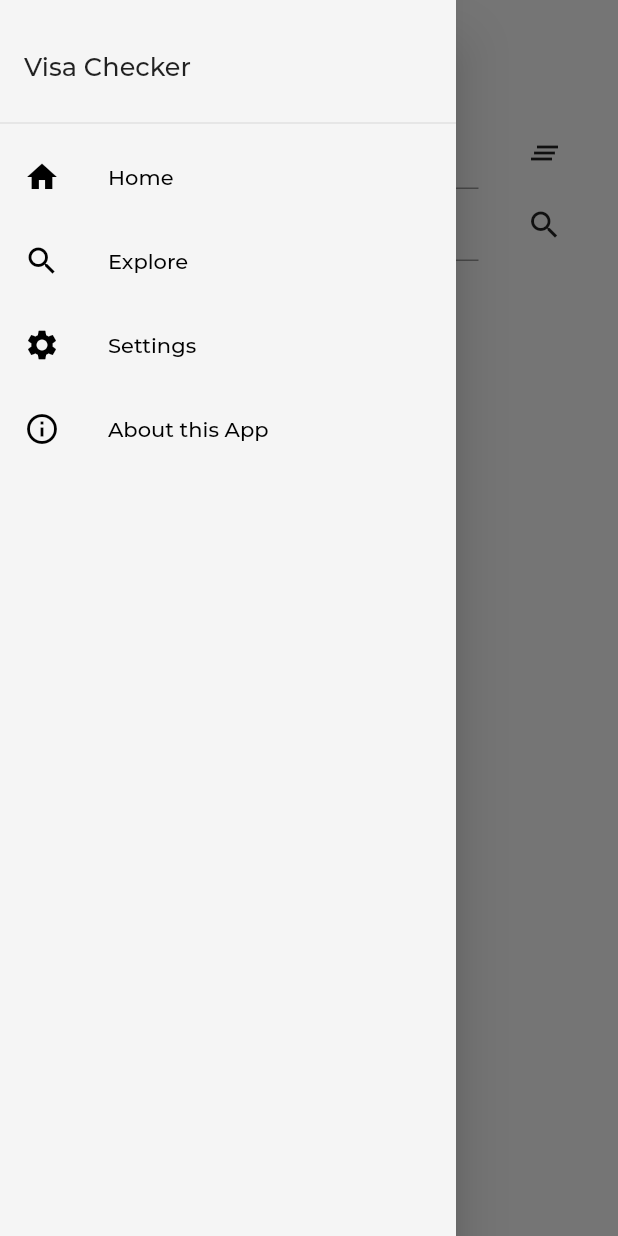
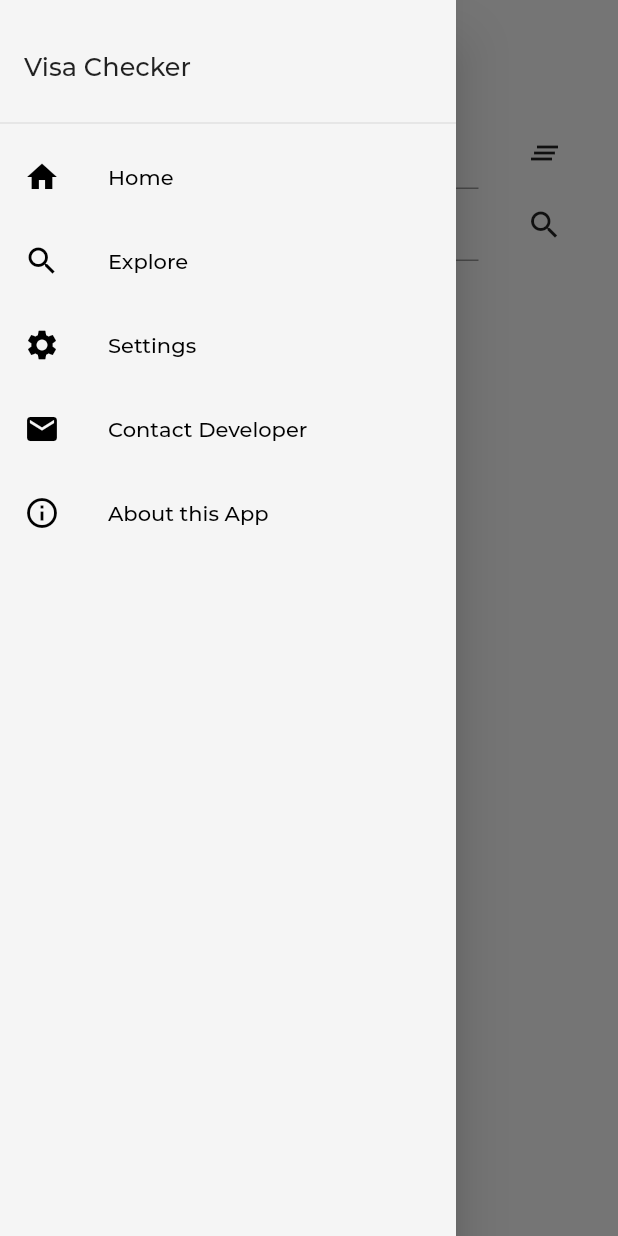
Before and after one commit to nickypangers/visachecker, a Flutter app: the SearchScreen screen opened by its route, with the side drawer open, on a phone screen of 412 x 824 dp. Run offline on Flutter 3.47's test engine with Material 2 defaults, Android fonts, the phone set to English and light mode, and no system bars; our stand-ins replace shared_preferences; missing offline and left inert: flutter_web_browser; accounts and stored records are empty; network calls fail; key blocks and very long unbroken strings in the code were emptied for the run.

Commit message:
added text fields in contact section

```diff
--- a/lib/drawer.dart
+++ b/lib/drawer.dart
@@ -1,5 +1,6 @@
 import 'package:flutter/material.dart';
-import 'friends.dart';
+import 'contact.dart';
+// import 'friends.dart';
 import 'main.dart';
 import 'search.dart';
 import 'settings.dart';
@@ -98,6 +99,23 @@ Widget drawer (BuildContext context) {
         ),
         ListTile(
           leading: Icon(
+            Icons.email,
+            color: Colors.black,
+          ),
+          title: Text(
+            "Contact Developer",
+            style: TextStyle(color: Colors.black),
+          ),
+          onTap: () {
+            Navigator.pushReplacement(
+                context,
+                PageRouteBuilder(
+                    pageBuilder: (context, animation1, animation2) =>
+                        ContactScreen()));
+          },
+        ),
+        ListTile(
+          leading: Icon(
             Icons.info_outline,
             color: Colors.black,
           ),
--- a/lib/friends.dart
+++ b/lib/friends.dart
@@ -11,7 +11,7 @@ class FriendsScreen extends StatefulWidget {
 }
 
 class _FriendsScreenState extends State<FriendsScreen> {
-  GlobalKey<ScaffoldState> _scaffoldKey = new GlobalKey<ScaffoldState>();
+  GlobalKey<ScaffoldState> _scaffoldKey =  GlobalKey<ScaffoldState>();
 
   TextEditingController _nameController = TextEditingController();
   TextEditingController _locController = TextEditingController();
--- a/lib/main.dart
+++ b/lib/main.dart
@@ -34,9 +34,9 @@ class _HomeScreen extends State<HomeScreen> {
   String visa_on_arrival = "";
   String visa_required = "";
 
-  final GlobalKey<ScaffoldState> _scaffoldKey = new GlobalKey<ScaffoldState>();
+  final GlobalKey<ScaffoldState> _scaffoldKey =  GlobalKey<ScaffoldState>();
 
-  TextEditingController _controller = new TextEditingController();
+  TextEditingController _controller =  TextEditingController();
 
   String cCode, cName;
 
--- a/lib/search.dart
+++ b/lib/search.dart
@@ -19,10 +19,10 @@ class _SearchScreen extends State<SearchScreen> {
   static String description;
   static Color resultColor;
 
-  final GlobalKey<ScaffoldState> _scaffoldKey = new GlobalKey<ScaffoldState>();
+  final GlobalKey<ScaffoldState> _scaffoldKey =  GlobalKey<ScaffoldState>();
 
-  TextEditingController _passportController = new TextEditingController();
-  TextEditingController _desController = new TextEditingController();
+  TextEditingController _passportController =  TextEditingController();
+  TextEditingController _desController =  TextEditingController();
 
   Future<void> _getDestinationCountry() async {
     SharedPreferences prefs = await SharedPreferences.getInstance();
--- a/lib/selectCountry.dart
+++ b/lib/selectCountry.dart
@@ -10,7 +10,7 @@ class SelectCountryScreen extends StatefulWidget {
 }
 
 class _SelectCountryScreenState extends State<SelectCountryScreen> {
-  final GlobalKey<ScaffoldState> _scaffoldKey = new GlobalKey<ScaffoldState>();
+  final GlobalKey<ScaffoldState> _scaffoldKey =  GlobalKey<ScaffoldState>();
 
   @override
   Widget build(BuildContext context) {
--- a/lib/services/CountryData.dart
+++ b/lib/services/CountryData.dart
@@ -269,11 +269,11 @@ Map<String, Map<String, String>> countryData = {
     "visa_required": "77",
     "url": "https://www.visa.go.kr/?LANG_TYPE=EN",
   },
-  "NZ":{ // New Zealand
+  "NZ":{ //  Zealand
     "visa_free": "72",
     "visa_on_arrival": "49",
     "visa_required": "77",
-    "url": "https://www.immigration.govt.nz/new-zealand-visas/apply-for-a-visa",
+    "url": "https://www.immigration.govt.nz/-zealand-visas/apply-for-a-visa",
   },
   "MY":{ // Malaysia
     "visa_free": "78",
@@ -671,7 +671,7 @@ Map<String, Map<String, String>> countryData = {
     "visa_required": "120",
     "url": "http://www.consular.go.th/main/th/other/7393",
   },
-  "PG":{ // Papua New Guinea
+  "PG":{ // Papua  Guinea
     "visa_free": "46",
     "visa_on_arrival": "40",
     "visa_required": "122",
--- a/lib/services/CountryList.dart
+++ b/lib/services/CountryList.dart
@@ -124,7 +124,7 @@ List countries = [
   "Nauru",
   "Nepal",
   "Netherlands",
-  "New Zealand",
+  " Zealand",
   "Nicaragua",
   "Niger",
   "Nigeria",
@@ -136,7 +136,7 @@ List countries = [
   "Palau",
   "Palestinian Territory",
   "Panama",
-  "Papua New Guinea",
+  "Papua  Guinea",
   "Paraguay",
   "Peru",
   "Philippines",
--- a/lib/services/Key.dart
+++ b/lib/services/Key.dart
@@ -125,7 +125,7 @@ var cList = {
   "Nauru": "NR",
   "Nepal": "NP",
   "Netherlands": "NL",
-  "New Zealand": "NZ",
+  " Zealand": "NZ",
   "Nicaragua": "NI",
   "Niger": "NE",
   "Nigeria": "NG",
@@ -137,7 +137,7 @@ var cList = {
   "Palau": "PW",
   "Palestinian Territory": "PS",
   "Panama": "PA",
-  "Papua New Guinea": "PG",
+  "Papua  Guinea": "PG",
   "Paraguay": "PY",
   "Peru": "PE",
   "Philippines": "PH",
--- a/lib/settings.dart
+++ b/lib/settings.dart
@@ -10,7 +10,7 @@ class SettingsScreen extends StatefulWidget {
 }
 
 class _SettingsScreenState extends State<SettingsScreen> {
-  final GlobalKey<ScaffoldState> _scaffoldKey = new GlobalKey<ScaffoldState>();
+  final GlobalKey<ScaffoldState> _scaffoldKey =  GlobalKey<ScaffoldState>();
 
   String passportCountry;
 
```
Also changed, not shown: lib/contact.dart (added, +108 -0 lines).
